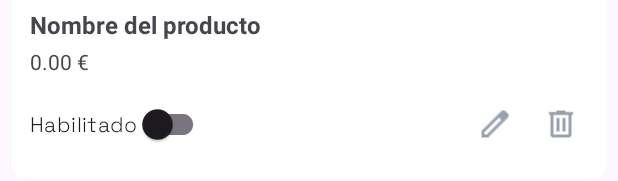
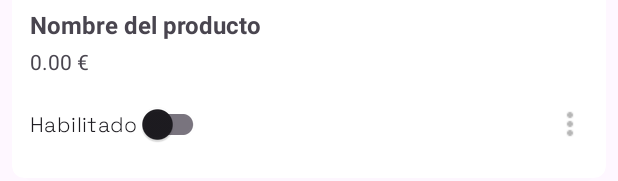
Before and after one commit to frandd07/cafeteria-android, an Android app: the layout item_admin_producto.xml on its own in the app's theme, with its tools: preview values and no code run, on a phone screen of 412 x 824 dp. Shown: the part 130-311 px from the top of the screen. Run offline under Robolectric (Android 15) with nearby library versions, the phone set to English and light mode, and no system bars.

Commit message:
feat(admin): add popup menu options for product items

```diff
--- a/app/src/main/res/layout/item_admin_producto.xml
+++ b/app/src/main/res/layout/item_admin_producto.xml
@@ -56,21 +56,12 @@
                 android:layout_height="0dp"/>
 
             <ImageButton
-                android:id="@+id/btnProductoAdminEditar"
-                android:layout_width="36dp"
-                android:layout_height="36dp"
-                android:src="@drawable/ic_edit"
-                android:contentDescription="Editar"
+                android:id="@+id/btnOpciones"
+                android:layout_width="wrap_content"
+                android:layout_height="wrap_content"
+                android:src="@drawable/ic_more_vert"
+                android:contentDescription="Más opciones"
                 android:background="?attr/selectableItemBackgroundBorderless"/>
-
-            <ImageButton
-                android:id="@+id/btnProductoAdminEliminar"
-                android:layout_width="36dp"
-                android:layout_height="36dp"
-                android:src="@drawable/ic_delete"
-                android:contentDescription="Eliminar"
-                android:background="?attr/selectableItemBackgroundBorderless"
-                android:layout_marginStart="8dp"/>
         </LinearLayout>
     </LinearLayout>
 </androidx.cardview.widget.CardView>
```
Also changed, not shown: app/src/main/java/com/example/cafeteria_android/admin/dialogs/OpcionesProductoBottomSheet.java (added, +54 -0 lines), app/src/main/java/com/example/cafeteria_android/admin/fragments/AdminMenuFragment.java (+15 -22 lines), app/src/main/java/com/example/cafeteria_android/common/AdminProductoAdapter.java (+31 -15 lines), app/src/main/res/layout/bottomsheet_opciones_producto.xml (added, +22 -0 lines), app/src/main/res/menu/menu_admin_producto.xml (added, +11 -0 lines), app/src/main/res/drawable/ic_kitchen.png (added), app/src/main/res/drawable/ic_more_vert.png (added).
